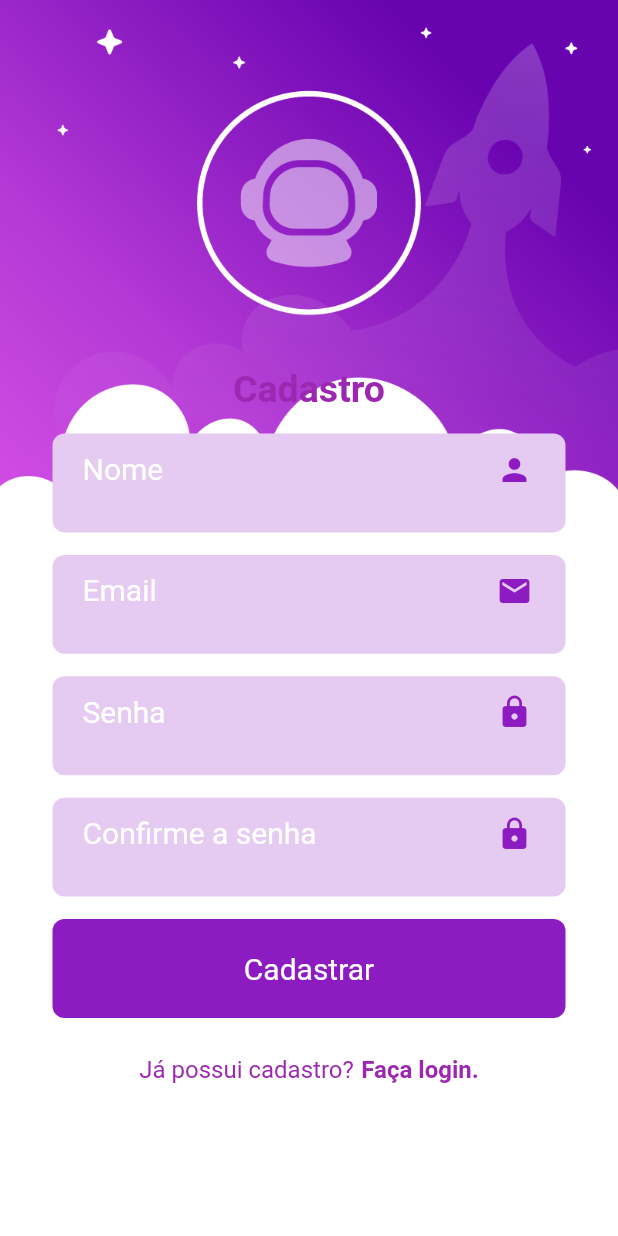
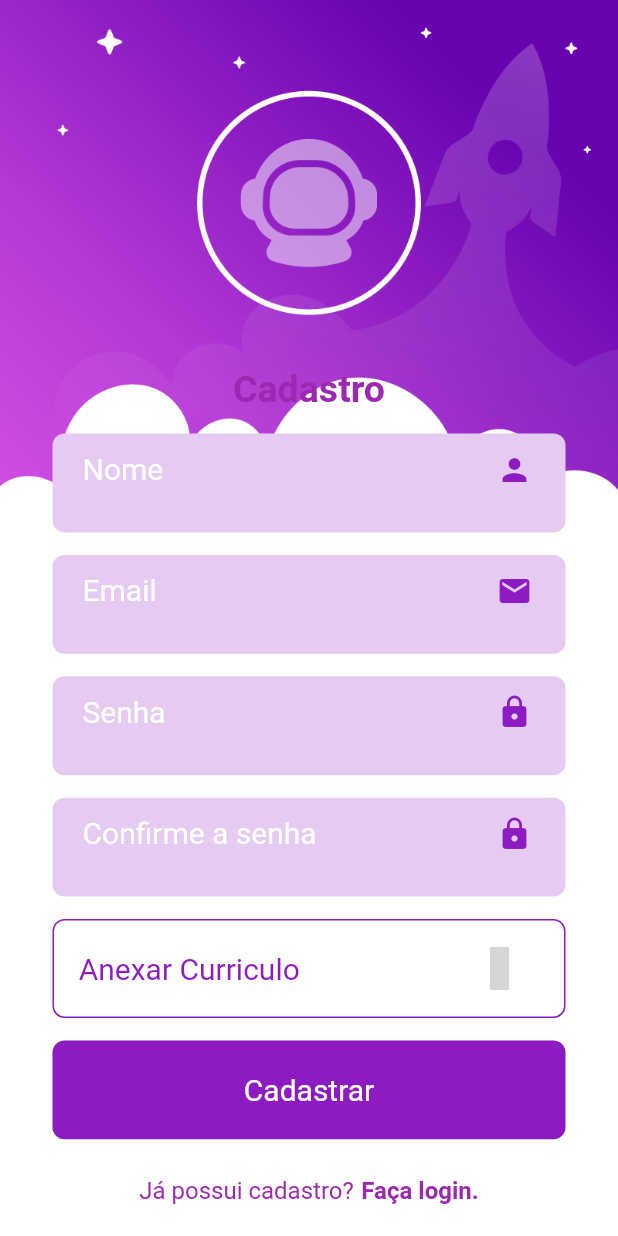
Before and after one commit to jjoaovitor7-unit/Sistema-Gestao-Projeto, a Flutter app: the CadastroScreen screen opened directly, on a phone screen of 412 x 824 dp. Run offline on Flutter 3.47's test engine with Material 2 defaults, Android fonts, the light colour scheme and no system bars; our stand-ins replace cloud_firestore, firebase_auth, firebase_core, fluttericon; accounts and stored records are empty; grey boxes are pictures that could not be loaded.

Commit message:
Adicionando botão do curriculo

```diff
--- a/gestro_app/lib/pages/cadastro_screen.page.dart
+++ b/gestro_app/lib/pages/cadastro_screen.page.dart
@@ -6,6 +6,7 @@ import 'package:firebase_core/firebase_core.dart';
 import 'package:flutter/material.dart';
 import 'package:gestro_app/pages/login_screen.page.dart';
 import 'package:gestro_app/themes/globals.themes.dart';
+import 'package:gestro_app/widgets/button2Gestro.widget%20copy.dart';
 import 'package:gestro_app/widgets/buttonGestro.widget.dart';
 import 'package:gestro_app/widgets/containerGestro.widget.dart';
 
@@ -26,8 +27,7 @@ class _CadastroScreenState extends State<CadastroScreen> {
 
     Future<User> signUp(email, password) async {
       try {
-        UserCredential userCredential = await auth
-            .createUserWithEmailAndPassword(email: email, password: password);
+        UserCredential userCredential = await auth.createUserWithEmailAndPassword(email: email, password: password);
         assert(userCredential.user != null);
         assert(await userCredential.user.getIdToken() != null);
         return userCredential.user;
@@ -46,13 +46,9 @@ class _CadastroScreenState extends State<CadastroScreen> {
           ),
           child: Container(
             decoration: BoxDecoration(
-              image: DecorationImage(
-                  image: AssetImage("assets/BkRegisterScreen.png"),
-                  fit: BoxFit.fitWidth),
+              image: DecorationImage(image: AssetImage("assets/BkRegisterScreen.png"), fit: BoxFit.fitWidth),
             ),
-            constraints: BoxConstraints(
-                maxWidth: MediaQuery.of(context).size.width,
-                maxHeight: MediaQuery.of(context).size.height),
+            constraints: BoxConstraints(maxWidth: MediaQuery.of(context).size.width, maxHeight: MediaQuery.of(context).size.height),
             //Form key
             child: Form(
               key: widget.formKey,
@@ -65,10 +61,7 @@ class _CadastroScreenState extends State<CadastroScreen> {
                     child: Center(
                       child: Text(
                         "Cadastro",
-                        style: TextStyle(
-                            color: Colors.purple,
-                            fontSize: 25,
-                            fontWeight: FontWeight.bold),
+                        style: TextStyle(color: Colors.purple, fontSize: 25, fontWeight: FontWeight.bold),
                       ),
                     ),
                   ),
@@ -112,6 +105,10 @@ class _CadastroScreenState extends State<CadastroScreen> {
                     ),
                     qtdeLengthCharacters: 15,
                   ),
+                  Button2Gestro(
+                    text: "Anexar Curriculo",
+                    onTap: null,
+                  ),
                   GestureDetector(
                     // padding: EdgeInsets.all(0),
                     onTap: () {
@@ -125,10 +122,7 @@ class _CadastroScreenState extends State<CadastroScreen> {
                           docData['type'] = 'Aluno';
                           docData['created_at'] = Timestamp.now();
                           docData['updated_at'] = Timestamp.now();
-                          FirebaseFirestore.instance
-                              .collection('Users')
-                              .doc(value.uid)
-                              .set(docData);
+                          FirebaseFirestore.instance.collection('Users').doc(value.uid).set(docData);
                           Navigator.pop(context);
                         });
                       }
@@ -152,10 +146,7 @@ class _CadastroScreenState extends State<CadastroScreen> {
                         child: InkWell(
                           child: Text(
                             "Faça login.",
-                            style: TextStyle(
-                                fontSize: 16,
-                                color: Colors.purple,
-                                fontWeight: FontWeight.bold),
+                            style: TextStyle(fontSize: 16, color: Colors.purple, fontWeight: FontWeight.bold),
                           ),
                           onTap: null,
                         ),
--- /dev/null
+++ b/gestro_app/lib/widgets/button2Gestro.widget copy.dart
@@ -0,0 +1,56 @@
+import 'package:flutter/material.dart';
+import 'package:fluttericon/font_awesome5_icons.dart';
+import 'package:fluttericon/font_awesome_icons.dart';
+import 'package:gestro_app/themes/globals.themes.dart';
+
+class Button2Gestro extends StatelessWidget {
+  final String text;
+  final Function onTap;
+
+  const Button2Gestro({@required this.text, @required this.onTap});
+
+  @override
+  Widget build(BuildContext context) {
+    return GestureDetector(
+      onTap: onTap,
+      child: Container(
+        width: MediaQuery.of(context).size.width / 1.1,
+        height: MediaQuery.of(context).size.height * 0.08,
+        decoration: BoxDecoration(
+          color: Colors.white,
+          borderRadius: BorderRadius.all(
+            Radius.circular(8),
+          ),
+          border: Border.all(
+            color: purpleSecudary,
+          ),
+        ),
+        margin: EdgeInsets.only(top: 15),
+        child: Container(
+          padding: EdgeInsets.only(
+            right: MediaQuery.of(context).size.height * 0.035,
+            left: MediaQuery.of(context).size.height * 0.02,
+          ),
+          child: Row(
+            mainAxisAlignment: MainAxisAlignment.spaceBetween,
+            children: [
+              Text(
+                text,
+                style: TextStyle(
+                  fontSize: 20,
+                  color: purpleSecudary,
+                  fontWeight: FontWeight.w400,
+                ),
+              ),
+              Icon(
+                FontAwesome.doc_text,
+                color: purpleSecudary,
+                size: MediaQuery.of(context).size.height * 0.035,
+              ),
+            ],
+          ),
+        ),
+      ),
+    );
+  }
+}
--- a/gestro_app/pubspec.yaml
+++ b/gestro_app/pubspec.yaml
@@ -32,6 +32,7 @@ dependencies:
   firebase_auth: ^0.18.1
   cloud_firestore: ^0.14.1+3
   firebase: ^7.3.0
+  fluttericon: ^1.0.7
 
 dev_dependencies:
   flutter_test:
```
Also changed, not shown: gestro_app/pubspec.lock.
